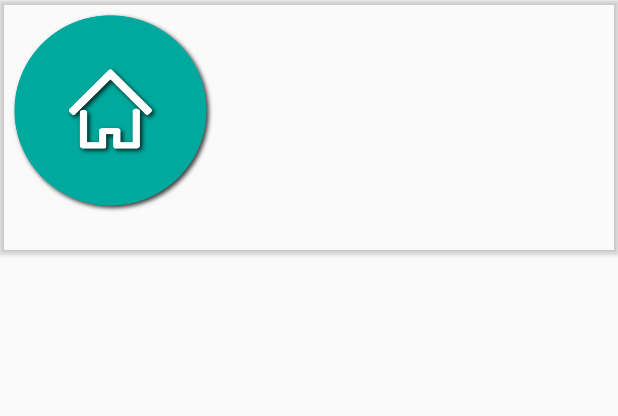
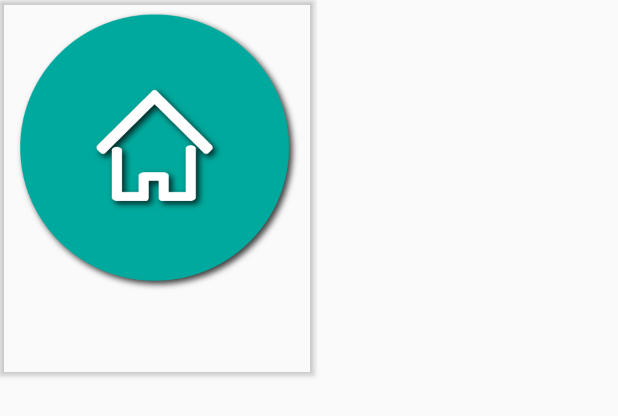
Before and after one commit to jedraas/movies-app, an Android app: the layout movie_card.xml on its own in the app's theme, with its tools: preview values and no code run, on a phone screen of 412 x 824 dp. Shown: the top 416 px of the screen. Run offline under Robolectric (Android 15) with nearby library versions, the phone set to English and light mode, and no system bars.

Commit message:
Grid Layout

```diff
--- a/app/src/main/java/com/example/filmy/PopularMovies.java
+++ b/app/src/main/java/com/example/filmy/PopularMovies.java
@@ -4,10 +4,12 @@ import androidx.annotation.NonNull;
 import androidx.appcompat.app.AppCompatActivity;
 import androidx.recyclerview.widget.DefaultItemAnimator;
 import androidx.recyclerview.widget.DividerItemDecoration;
+import androidx.recyclerview.widget.GridLayoutManager;
 import androidx.recyclerview.widget.LinearLayoutManager;
 import androidx.recyclerview.widget.RecyclerView;
 
 import android.annotation.SuppressLint;
+import android.content.Context;
 import android.content.Intent;
 import android.graphics.Bitmap;
 import android.graphics.drawable.Drawable;
@@ -138,7 +140,8 @@ public class PopularMovies extends AppCompatActivity {
         bottomNavigation();
 
         recyclerView = (RecyclerView) findViewById(R.id.recycler);
-        RecyclerView.LayoutManager mLayoutManager = new LinearLayoutManager(getApplicationContext());
+        //RecyclerView.LayoutManager mLayoutManager = new LinearLayoutManager(getApplicationContext());
+        RecyclerView.LayoutManager mLayoutManager = new GridLayoutManager(this, 2);
         recyclerView.setLayoutManager(mLayoutManager);
         recyclerView.setItemAnimator(new DefaultItemAnimator());
         movieAdapter = new MovieAdapter(this, list);
--- a/app/src/main/res/layout/movie_card.xml
+++ b/app/src/main/res/layout/movie_card.xml
@@ -3,10 +3,10 @@
     xmlns:app="http://schemas.android.com/apk/res-auto"
     xmlns:tools="http://schemas.android.com/tools"
 
-    android:layout_width="wrap_content"
+    android:layout_width="match_parent"
     android:layout_height="wrap_content"
     app:cardBackgroundColor="@android:color/transparent"
-    tools:layout_width="match_parent">
+    tools:layout_width="wrap_content">
 
     <LinearLayout
 
@@ -16,20 +16,19 @@
 
         <ImageView
             android:id="@+id/image"
-            android:layout_width="149dp"
-            android:layout_height="150dp"
+            android:layout_width="210dp"
+            android:layout_height="200dp"
             android:scaleType="centerCrop"
-            android:src="@drawable/homebutton"
-            app:layout_constraintEnd_toEndOf="parent"
-            app:layout_constraintStart_toStartOf="parent"
-            app:layout_constraintTop_toTopOf="parent" />
+            android:src="@drawable/homebutton" />
 
         <TextView
             android:id="@+id/title"
-            android:layout_width="149dp"
-            android:layout_height="match_parent"
+            android:layout_width="match_parent"
+            android:layout_height="50dp"
             android:ellipsize="end"
             android:gravity="center"
+            android:paddingEnd="8dp"
+            android:paddingBottom="8dp"
             app:layout_constraintBottom_toBottomOf="parent"
             app:layout_constraintEnd_toEndOf="parent"
             app:layout_constraintStart_toStartOf="parent"
```
Also changed, not shown: app/src/main/res/layout/activity_popular_movies.xml (+8 -9 lines).
